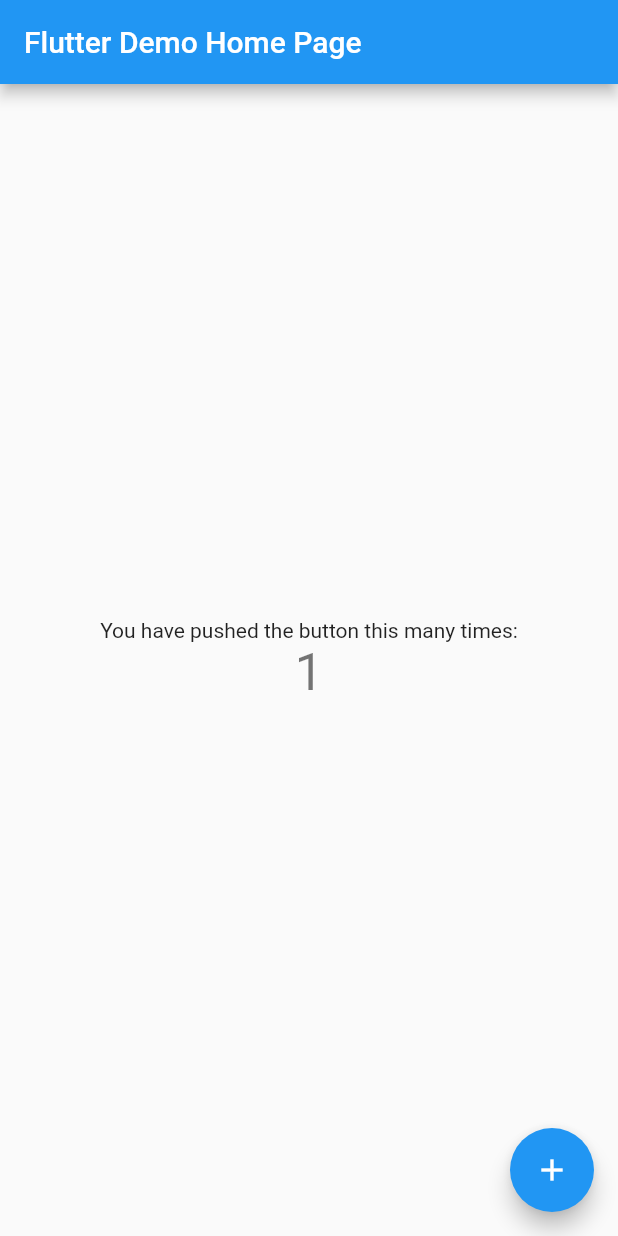
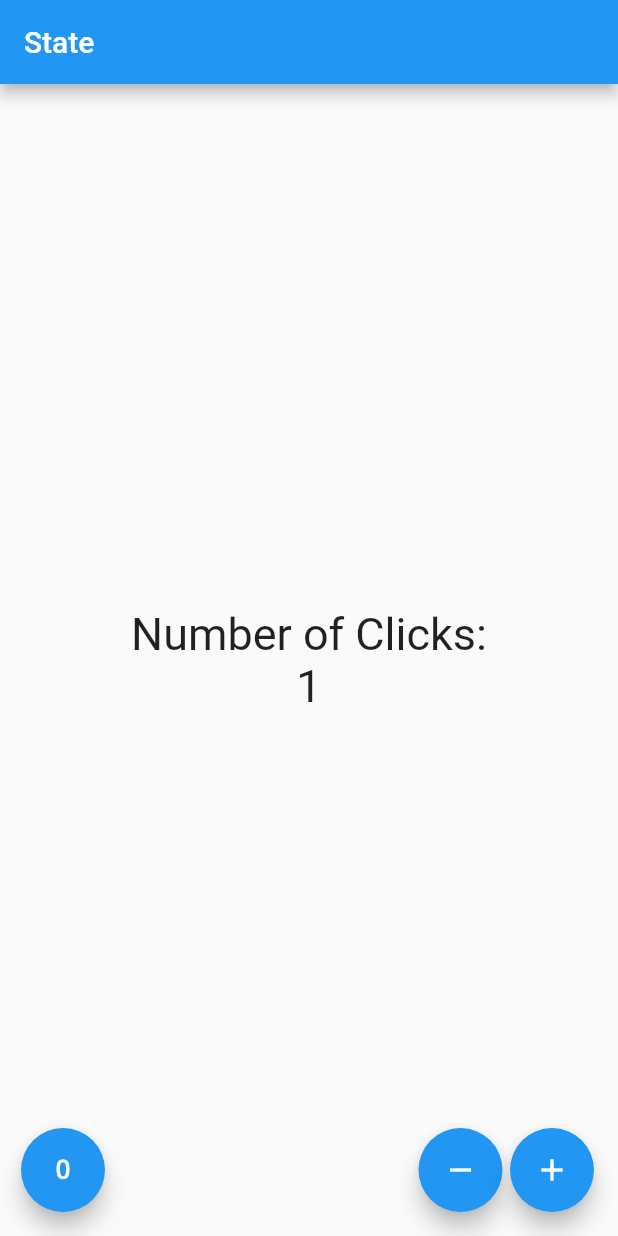
Before and after one commit to OHR7/flutter-counter, a Flutter app: the screen it shows after launch, after a tap on the "add" icon, on a phone screen of 412 x 824 dp. Run offline on Flutter 3.47's test engine with Material 2 defaults, Android fonts, the phone set to English and light mode, and no system bars.

Commit message:
- added more functions to the click app

```diff
--- a/lib/main.dart
+++ b/lib/main.dart
@@ -1,111 +1,10 @@
 import 'package:flutter/material.dart';
 
-void main() => runApp(MyApp());
+import 'package:counter/src/app.dart';
 
-class MyApp extends StatelessWidget {
-  // This widget is the root of your application.
-  @override
-  Widget build(BuildContext context) {
-    return MaterialApp(
-      title: 'Flutter Demo',
-      theme: ThemeData(
-        // This is the theme of your application.
-        //
-        // Try running your application with "flutter run". You'll see the
-        // application has a blue toolbar. Then, without quitting the app, try
-        // changing the primarySwatch below to Colors.green and then invoke
-        // "hot reload" (press "r" in the console where you ran "flutter run",
-        // or simply save your changes to "hot reload" in a Flutter IDE).
-        // Notice that the counter didn't reset back to zero; the application
-        // is not restarted.
-        primarySwatch: Colors.blue,
-      ),
-      home: MyHomePage(title: 'Flutter Demo Home Page'),
-    );
-  }
+
+void main() {
+
+  runApp( MyApp() );
+
 }
-
-class MyHomePage extends StatefulWidget {
-  MyHomePage({Key key, this.title}) : super(key: key);
-
-  // This widget is the home page of your application. It is stateful, meaning
-  // that it has a State object (defined below) that contains fields that affect
-  // how it looks.
-
-  // This class is the configuration for the state. It holds the values (in this
-  // case the title) provided by the parent (in this case the App widget) and
-  // used by the build method of the State. Fields in a Widget subclass are
-  // always marked "final".
-
-  final String title;
-
-  @override
-  _MyHomePageState createState() => _MyHomePageState();
-}
-
-class _MyHomePageState extends State<MyHomePage> {
-  int _counter = 0;
-
-  void _incrementCounter() {
-    setState(() {
-      // This call to setState tells the Flutter framework that something has
-      // changed in this State, which causes it to rerun the build method below
-      // so that the display can reflect the updated values. If we changed
-      // _counter without calling setState(), then the build method would not be
-      // called again, and so nothing would appear to happen.
-      _counter++;
-    });
-  }
-
-  @override
-  Widget build(BuildContext context) {
-    // This method is rerun every time setState is called, for instance as done
-    // by the _incrementCounter method above.
-    //
-    // The Flutter framework has been optimized to make rerunning build methods
-    // fast, so that you can just rebuild anything that needs updating rather
-    // than having to individually change instances of widgets.
-    return Scaffold(
-      appBar: AppBar(
-        // Here we take the value from the MyHomePage object that was created by
-        // the App.build method, and use it to set our appbar title.
-        title: Text(widget.title),
-      ),
-      body: Center(
-        // Center is a layout widget. It takes a single child and positions it
-        // in the middle of the parent.
-        child: Column(
-          // Column is also layout widget. It takes a list of children and
-          // arranges them vertically. By default, it sizes itself to fit its
-          // children horizontally, and tries to be as tall as its parent.
-          //
-          // Invoke "debug painting" (press "p" in the console, choose the
-          // "Toggle Debug Paint" action from the Flutter Inspector in Android
-          // Studio, or the "Toggle Debug Paint" command in Visual Studio Code)
-          // to see the wireframe for each widget.
-          //
-          // Column has various properties to control how it sizes itself and
-          // how it positions its children. Here we use mainAxisAlignment to
-          // center the children vertically; the main axis here is the vertical
-          // axis because Columns are vertical (the cross axis would be
-          // horizontal).
-          mainAxisAlignment: MainAxisAlignment.center,
-          children: <Widget>[
-            Text(
-              'You have pushed the button this many times:',
-            ),
-            Text(
-              '$_counter',
-              style: Theme.of(context).textTheme.display1,
-            ),
-          ],
-        ),
-      ),
-      floatingActionButton: FloatingActionButton(
-        onPressed: _incrementCounter,
-        tooltip: 'Increment',
-        child: Icon(Icons.add),
-      ), // This trailing comma makes auto-formatting nicer for build methods.
-    );
-  }
-}
--- /dev/null
+++ b/lib/src/app.dart
@@ -0,0 +1,20 @@
+import 'package:counter/src/pages/counter_page.dart';
+import 'package:counter/src/pages/home_page.dart';
+import 'package:flutter/material.dart';
+
+
+
+class MyApp extends StatelessWidget {
+
+  @override
+  build( context ) {
+
+    return MaterialApp(
+      home:
+      Center(
+        child: CounterPage(),
+      )
+
+    );
+  }
+}
--- /dev/null
+++ b/lib/src/pages/counter_page.dart
@@ -0,0 +1,75 @@
+import 'package:flutter/material.dart';
+
+
+class CounterPage extends StatefulWidget {
+
+  @override
+  createState() => _CounterPageState();
+
+}
+
+
+class _CounterPageState extends State<CounterPage>{
+
+  final _myStyle = new TextStyle ( fontSize: 30.0 );
+  int _count = 0;
+
+  @override
+  Widget build(BuildContext context) {
+    return Scaffold(
+      appBar: AppBar(
+        title: Text('State'),
+      ),
+      body: Center(
+        child: Column(
+          mainAxisAlignment: MainAxisAlignment.center,
+          children: <Widget>[
+            Text('Number of Clicks:', style: _myStyle),
+            Text('$_count', style: _myStyle),
+          ],
+        )
+      ),
+      // floatingActionButtonLocation: FloatingActionButtonLocation.endTop,
+      floatingActionButton: _createButtons(),
+    );
+  }
+
+  Widget _createButtons() {
+    return Row(
+      mainAxisAlignment: MainAxisAlignment.end,
+      children: <Widget>[
+        SizedBox( width: 30.0 ),
+        FloatingActionButton(
+          child: Icon(Icons.exposure_zero),
+          onPressed: _reset,
+        ),
+        Expanded(
+          child: SizedBox( width: 5.0 )
+        ),
+        FloatingActionButton(
+          child: Icon(Icons.remove),
+          onPressed: _substract,
+        ),
+        SizedBox( width: 5.0 ),
+        FloatingActionButton(
+          child: Icon(Icons.add),
+          onPressed: _add,
+        )
+      ],
+    );
+  }
+
+  void _add() {
+    setState( () => _count++ );
+  }
+
+  void _substract() {
+    if (_count >= 1) {
+      setState( () => _count-- );
+    }
+  }
+
+  void _reset() {
+    setState( () => _count = 0 );
+  }
+}
```
Also changed, not shown: lib/src/pages/home_page.dart (added, +34 -0 lines).
